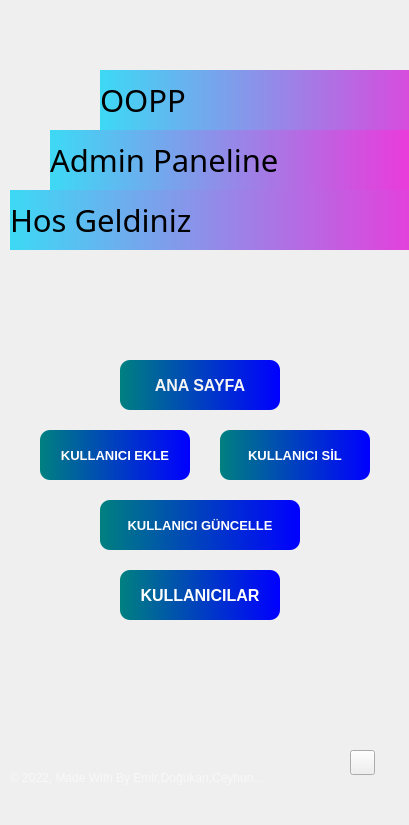
Above: Object Oriented Programming Project (OOPP)/Tasarim/adminmain.ui from emircbn16/ObjectOrientedProgrammingProject before the change. Below: the same form after it.
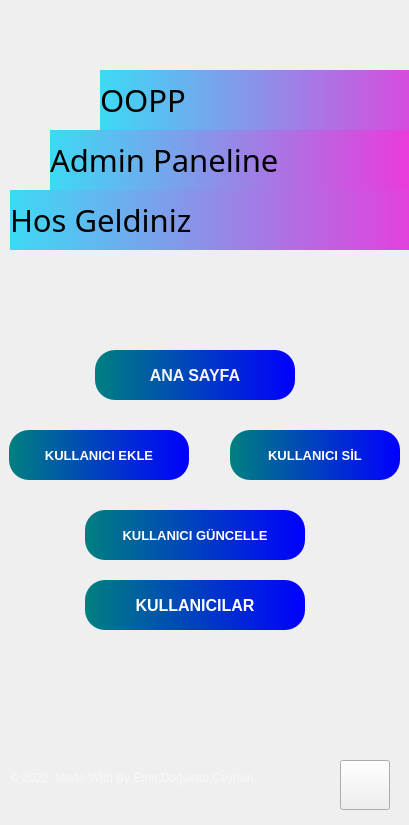
That is the form after the change. Icons and pictures are not drawn.

Patch:
```diff
--- a/Object Oriented Programming Project (OOPP)/Tasarim/adminmain.ui
+++ b/Object Oriented Programming Project (OOPP)/Tasarim/adminmain.ui
@@ -128,9 +128,9 @@
    <widget class="QPushButton" name="btn_ekle">
     <property name="geometry">
      <rect>
-      <x>70</x>
+      <x>39</x>
       <y>460</y>
-      <width>150</width>
+      <width>180</width>
       <height>50</height>
      </rect>
     </property>
@@ -152,7 +152,7 @@
 font-weight: bold;
 color: white;
 background-color: qlineargradient(spread:pad, x1:0, y1:0, x2:1, y2:0, stop:0 rgb(0, 128, 128), stop:1 rgb(0, 0, 255));
-border-radius:10px;
+border-radius:20px;
 }
 QPushButton:hover {
 background-color: qlineargradient(spread:pad, x1:0, y1:0, x2:1, y2:0, stop:0 rgb(0, 255, 255), stop:1 rgb(0, 128, 128));
@@ -168,9 +168,9 @@
    <widget class="QPushButton" name="btn_sil">
     <property name="geometry">
      <rect>
-      <x>250</x>
+      <x>260</x>
       <y>460</y>
-      <width>150</width>
+      <width>170</width>
       <height>50</height>
      </rect>
     </property>
@@ -192,7 +192,7 @@
 font-weight: bold;
 color: white;
 background-color: qlineargradient(spread:pad, x1:0, y1:0, x2:1, y2:0, stop:0 rgb(0, 128, 128), stop:1 rgb(0, 0, 255));
-border-radius:10px;
+border-radius:20px;
 }
 QPushButton:hover {
 background-color: qlineargradient(spread:pad, x1:0, y1:0, x2:1, y2:0, stop:0 rgb(0, 255, 255), stop:1 rgb(0, 128, 128));
@@ -253,9 +253,9 @@
    <widget class="QPushButton" name="btn_guncelle">
     <property name="geometry">
      <rect>
-      <x>130</x>
-      <y>530</y>
-      <width>200</width>
+      <x>115</x>
+      <y>540</y>
+      <width>220</width>
       <height>50</height>
      </rect>
     </property>
@@ -277,7 +277,7 @@
 font-weight: bold;
 color: white;
 background-color: qlineargradient(spread:pad, x1:0, y1:0, x2:1, y2:0, stop:0 rgb(0, 128, 128), stop:1 rgb(0, 0, 255));
-border-radius:10px;
+border-radius:20px;
 }
 QPushButton:hover {
 background-color: qlineargradient(spread:pad, x1:0, y1:0, x2:1, y2:0, stop:0 rgb(0, 255, 255), stop:1 rgb(0, 128, 128));
@@ -289,31 +289,6 @@
     <property name="text">
      <string>KULLANICI GÜNCELLE</string>
     </property>
-   </widget>
-   <widget class="QPushButton" name="btn_geri">
-    <property name="geometry">
-     <rect>
-      <x>380</x>
-      <y>780</y>
-      <width>25</width>
-      <height>25</height>
-     </rect>
-    </property>
-    <property name="font">
-     <font>
-      <pointsize>11</pointsize>
-      <weight>50</weight>
-      <bold>false</bold>
-      <underline>false</underline>
-     </font>
-    </property>
-    <property name="styleSheet">
-     <string notr="true">color:rgb(0,0,0)
-</string>
-    </property>
-    <property name="text">
-     <string/>
-    </property>
     <property name="icon">
      <iconset>
       <normaloff>Images/geri.png</normaloff>Images/geri.png</iconset>
@@ -322,9 +297,9 @@
    <widget class="QPushButton" name="btn_goster">
     <property name="geometry">
      <rect>
-      <x>150</x>
-      <y>600</y>
-      <width>160</width>
+      <x>115</x>
+      <y>610</y>
+      <width>220</width>
       <height>50</height>
      </rect>
     </property>
@@ -347,7 +322,7 @@
 font-weight: bold;
 color: white;
 background-color: qlineargradient(spread:pad, x1:0, y1:0, x2:1, y2:0, stop:0 rgb(0, 128, 128), stop:1 rgb(0, 0, 255));
-border-radius:10px;
+border-radius:20px;
 }
 QPushButton:hover {
 background-color: qlineargradient(spread:pad, x1:0, y1:0, x2:1, y2:0, stop:0 rgb(0, 255, 255), stop:1 rgb(0, 128, 128));
@@ -363,9 +338,9 @@
    <widget class="QPushButton" name="btn_icerik">
     <property name="geometry">
      <rect>
-      <x>150</x>
-      <y>390</y>
-      <width>160</width>
+      <x>125</x>
+      <y>380</y>
+      <width>200</width>
       <height>50</height>
      </rect>
     </property>
@@ -387,7 +362,7 @@
 font-weight: bold;
 color: whitesmoke;
 background-color: qlineargradient(spread:pad, x1:0, y1:0, x2:1, y2:0, stop:0 rgb(0, 128, 128), stop:1 rgb(0, 0, 255));
-border-radius:10px;
+border-radius:20px;
 }
 QPushButton:hover {
 background-color: qlineargradient(spread:pad, x1:0, y1:0, x2:1, y2:0, stop:0 rgb(0, 255, 255), stop:1 rgb(0, 128, 128));
@@ -398,6 +373,37 @@
     </property>
     <property name="text">
      <string>ANA SAYFA</string>
+    </property>
+    <property name="icon">
+     <iconset>
+      <normaloff>Images/Icon/anasayfaikon.png</normaloff>Images/Icon/anasayfaikon.png</iconset>
+    </property>
+   </widget>
+   <widget class="QPushButton" name="btn_geri">
+    <property name="geometry">
+     <rect>
+      <x>370</x>
+      <y>790</y>
+      <width>50</width>
+      <height>50</height>
+     </rect>
+    </property>
+    <property name="font">
+     <font>
+      <pointsize>11</pointsize>
+      <weight>50</weight>
+      <bold>false</bold>
+      <underline>false</underline>
+     </font>
+    </property>
+    <property name="cursor">
+     <cursorShape>BusyCursor</cursorShape>
+    </property>
+    <property name="styleSheet">
+     <string notr="true">border-image:url(:/images/Images/Icon/geri.png)</string>
+    </property>
+    <property name="text">
+     <string/>
     </property>
    </widget>
   </widget>
```
Left out of the diff: 51 changed lines with no effect on the pictures.
